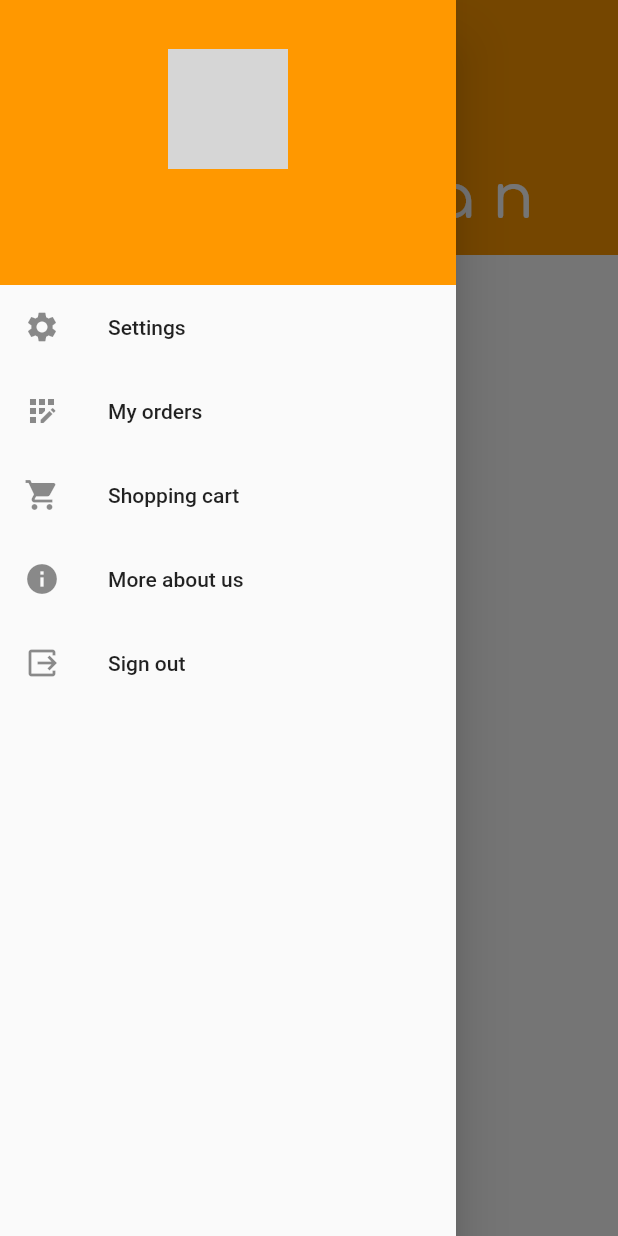
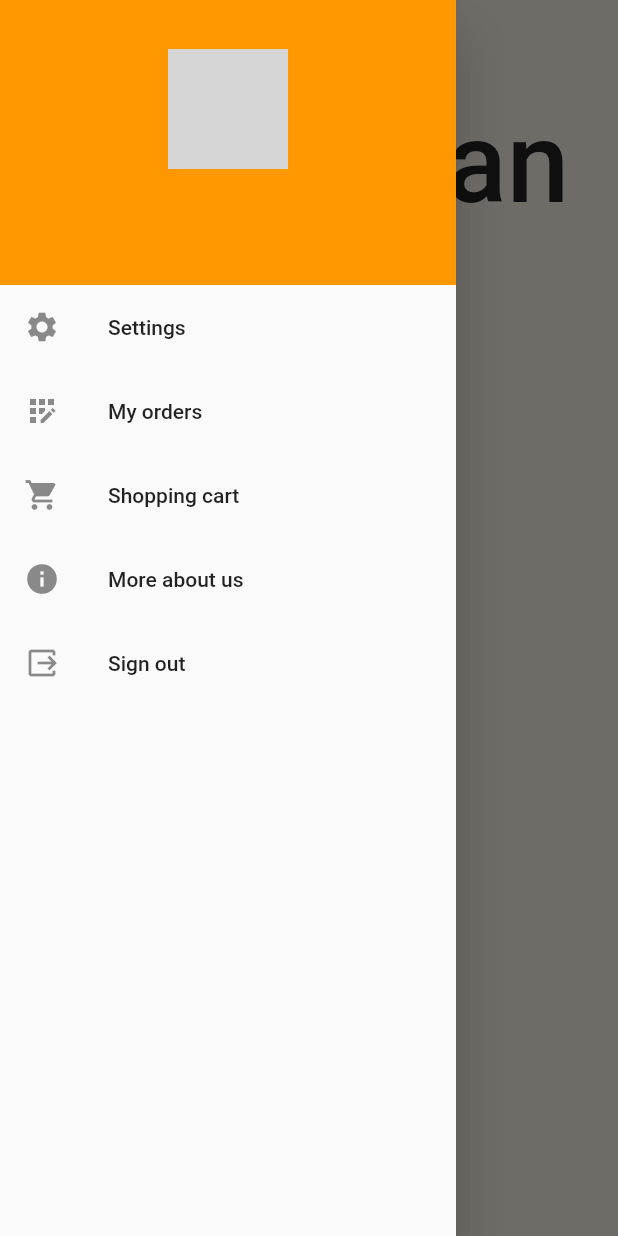
Before and after one commit to EgorP51/beer-shop, a Flutter app: the screen it shows once a user with an empty profile is signed in, with the side drawer open, on a phone screen of 412 x 824 dp. Run offline on Flutter 3.47's test engine with Material 2 defaults, Android fonts, the phone set to English and light mode, and no system bars; our stand-ins replace cloud_firestore, firebase_auth, firebase_core, google_fonts; accounts and stored records are empty; network calls fail; grey boxes are pictures that could not be loaded.

Commit message:
home screen ui and beer screen ui

```diff
--- a/lib/presentation/screens/home_screen.dart
+++ b/lib/presentation/screens/home_screen.dart
@@ -6,39 +6,36 @@ import 'package:google_fonts/google_fonts.dart';
 
 import '../../data/models/beer_model.dart';
 import '../../data/services/firebase_authorization.dart';
+import '../widgets/logo.dart';
 
 
 class HomeScreen extends StatelessWidget {
   final user = FirebaseAuth.instance.currentUser;
-  late final List<BeerModel> _tempBeerModels;
 
   @override
   Widget build(BuildContext context) {
     return Scaffold(
-      backgroundColor: Colors.white,
+      backgroundColor: const Color(0xFFF3EBE3),
       body: StreamBuilder<List<BeerModel>>(
         stream: DatabaseOperations.readProductCollection(),
         builder: (context,snapshot) {
           if (snapshot.hasData) {
-            _tempBeerModels = snapshot.data!;
+            late final List<BeerModel> _tempBeerModels = snapshot.data!;
             return CustomScrollView(
               slivers: [
                 SliverAppBar(
+                  elevation: 0,
+                  iconTheme: const IconThemeData(color: Color(0xFFEB4531),size: 33),
                   centerTitle: true,
                   expandedHeight: 170,
-                  floating: true,
                   pinned: true,
-                  backgroundColor: Colors.orange,
+                  backgroundColor: const Color(0xFFF3EBE3),
                   flexibleSpace: FlexibleSpaceBar(
                     centerTitle: true,
-                    title: Text(
-                      'F u c k s M a n',
-                      style: GoogleFonts.comfortaa(
-                          color: Colors.white, fontSize: 27),
+                    title: Logo(size: 50,color: const Color(0xFF212121),)
                     ),
                   ),
-                ),
-                _body()
+                _body(_tempBeerModels)
               ],
             );
           }
@@ -58,9 +55,9 @@ class HomeScreen extends StatelessWidget {
     );
   }
 
-  Widget _body() {
+  Widget _body(List<BeerModel> _tempBeerModels) {
     return SliverPadding(
-      padding: const EdgeInsetsDirectional.all(15),
+      padding: const EdgeInsetsDirectional.all(20),
       sliver: SliverGrid(
         delegate: SliverChildBuilderDelegate(
                 (context, index) => CardItem(beerModel: _tempBeerModels[index]),
@@ -69,7 +66,7 @@ class HomeScreen extends StatelessWidget {
             mainAxisSpacing: 20,
             crossAxisSpacing: 20,
             crossAxisCount: 2,
-            childAspectRatio: 0.85),
+            childAspectRatio: 0.74),
       ),
     );
   }
--- a/lib/presentation/screens/login_screen.dart
+++ b/lib/presentation/screens/login_screen.dart
@@ -52,7 +52,7 @@ class LoginScreen extends StatelessWidget {
               child: Column(
                 mainAxisAlignment: MainAxisAlignment.spaceBetween,
                 children: [
-                  Logo(),
+                  Logo(size: 50,color: Colors.white70,),
                   InputText(
                       controller: _emailController,
                       hintText: 'Enter email',
--- a/lib/presentation/screens/registration_screen.dart
+++ b/lib/presentation/screens/registration_screen.dart
@@ -2,6 +2,7 @@ import 'package:flutter/material.dart';
 import 'package:google_fonts/google_fonts.dart';
 
 import '../../data/services/firebase_authorization.dart';
+import '../../main.dart';
 import '../widgets/input_text.dart';
 import 'login_screen.dart';
 
@@ -131,7 +132,7 @@ class RegistrationScreen extends StatelessWidget {
                     ));
               });
           FirebaseAuthorization.signUp(email, password, username);
-        //  navigatorKey.currentState!.popUntil((route) => route.isFirst);
+          navigatorKey.currentState!.popUntil((route) => route.isFirst);
         }
       },
     );
--- a/lib/presentation/widgets/logo.dart
+++ b/lib/presentation/widgets/logo.dart
@@ -3,16 +3,18 @@ import 'package:google_fonts/google_fonts.dart';
 
 class Logo extends StatelessWidget{
 
+  double size;
+  Color color;
+  Logo({required this.size, required this.color});
+
   @override
   Widget build(BuildContext context) {
-    return Column(
-      children: [
-        Text('FucksMan',
-            style: GoogleFonts.comfortaa(color: Colors.white, fontSize: 50)),
-        Text("CRAFT BEER SHOP",
-            style: GoogleFonts.comfortaa(color: Colors.white70, fontSize: 20)),
-      ],
-    );
+    return Text(
+        'FucksMan',
+        style: GoogleFonts.grenzeGotisch(
+        color: color,
+    fontSize: size,
+    fontWeight: FontWeight.w500));
   }
 
 }
--- a/pubspec.yaml
+++ b/pubspec.yaml
@@ -64,7 +64,7 @@ flutter:
 
   # To add assets to your application, add an assets section, like this:
   assets:
-   - assets/images/background/
+   - assets/images/
   #   - images/a_dot_burr.jpeg
   #   - images/a_dot_ham.jpeg
 
```
Also changed, not shown: lib/presentation/screens/beer_screen.dart (+133 -13 lines), lib/presentation/widgets/card_item.dart (+35 -32 lines), assets/images/facksLogo.svg (added).
